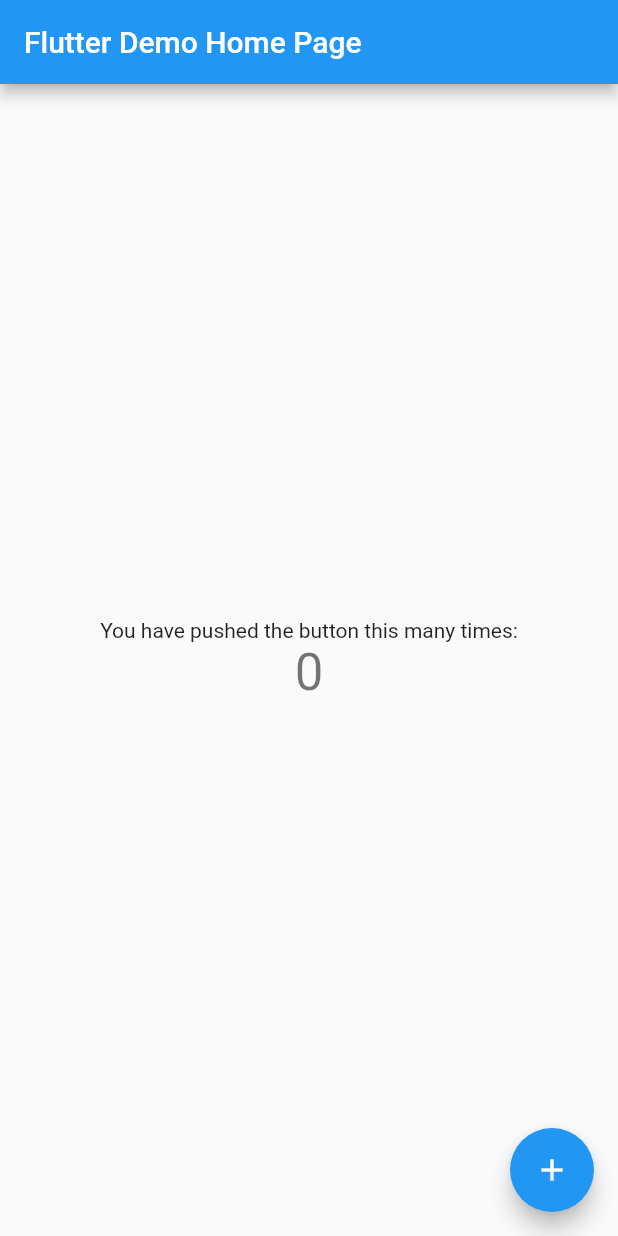
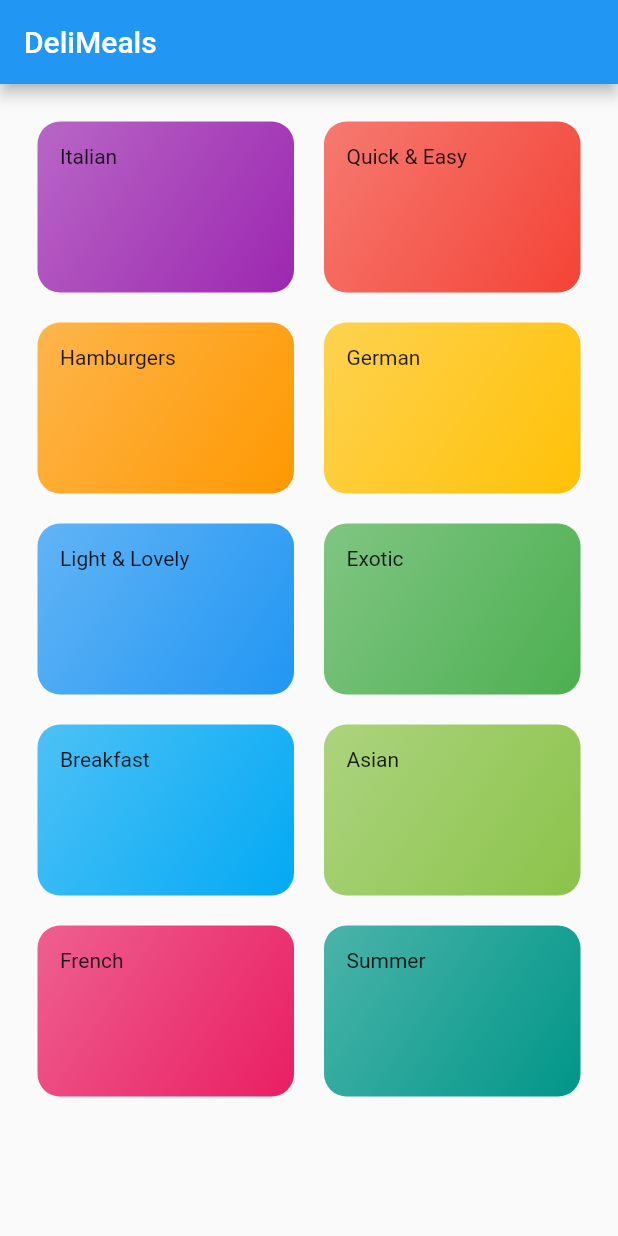
Before and after one commit to Alpha2Chris14/mealApp, a Flutter app: the screen it shows after launch, on a phone screen of 412 x 824 dp. Run offline on Flutter 3.47's test engine with Material 2 defaults, Android fonts, the phone set to English and light mode, and no system bars.

Commit message:
finish creating my first screen 'Categories Screen' with grid view

```diff
--- /dev/null
+++ b/lib/categories_screen.dart
@@ -0,0 +1,28 @@
+import 'package:flutter/material.dart';
+import 'package:mealapp/category_item.dart';
+import './dummy_data.dart';
+
+class CategoriesScreen extends StatelessWidget {
+  const CategoriesScreen({super.key});
+
+  @override
+  Widget build(BuildContext context) {
+    return Scaffold(
+      appBar: AppBar(title: const Text("DeliMeals")),
+      body: GridView(
+        padding: const EdgeInsets.all(25),
+        gridDelegate: const SliverGridDelegateWithMaxCrossAxisExtent(
+          maxCrossAxisExtent: 200,
+          childAspectRatio: 3 / 2,
+          crossAxisSpacing: 20,
+          mainAxisSpacing: 20,
+        ),
+        children: DUMMY_CATEGORIES
+            .map(
+              (catData) => CategoryItem(catData.title, catData.color),
+            )
+            .toList(),
+      ),
+    );
+  }
+}
--- /dev/null
+++ b/lib/category_item.dart
@@ -0,0 +1,29 @@
+import 'package:flutter/material.dart';
+
+class CategoryItem extends StatelessWidget {
+  final String title;
+  final Color color;
+
+  CategoryItem(
+    this.title,
+    this.color,
+  );
+
+  @override
+  Widget build(BuildContext context) {
+    return Container(
+      padding: const EdgeInsets.all(15),
+      decoration: BoxDecoration(
+          gradient: LinearGradient(
+            colors: [
+              color.withOpacity(0.7),
+              color,
+            ],
+            begin: Alignment.topLeft,
+            end: Alignment.bottomRight,
+          ),
+          borderRadius: BorderRadius.circular(15)),
+      child: Text(title),
+    );
+  }
+}
--- /dev/null
+++ b/lib/dummy_data.dart
@@ -0,0 +1,55 @@
+import 'package:flutter/material.dart';
+import './models/category.dart';
+
+const DUMMY_CATEGORIES = [
+  Category(
+    id: 'c1',
+    title: 'Italian',
+    color: Colors.purple,
+  ),
+  Category(
+    id: 'c2',
+    title: 'Quick & Easy',
+    color: Colors.red,
+  ),
+  Category(
+    id: 'c3',
+    title: 'Hamburgers',
+    color: Colors.orange,
+  ),
+  Category(
+    id: 'c4',
+    title: 'German',
+    color: Colors.amber,
+  ),
+  Category(
+    id: 'c5',
+    title: 'Light & Lovely',
+    color: Colors.blue,
+  ),
+  Category(
+    id: 'c6',
+    title: 'Exotic',
+    color: Colors.green,
+  ),
+  Category(
+    id: 'c7',
+    title: 'Breakfast',
+    color: Colors.lightBlue,
+  ),
+  Category(
+    id: 'c8',
+    title: 'Asian',
+    color: Colors.lightGreen,
+  ),
+  Category(
+    id: 'c9',
+    title: 'French',
+    color: Colors.pink,
+  ),
+  Category(
+    id: 'c10',
+    title: 'Summer',
+    color: Colors.teal,
+  ),
+];
--- a/lib/main.dart
+++ b/lib/main.dart
@@ -1,4 +1,5 @@
 import 'package:flutter/material.dart';
+import 'package:mealapp/categories_screen.dart';
 
 void main() {
   runApp(const MyApp());
@@ -13,103 +14,9 @@
     return MaterialApp(
       title: 'Flutter Demo',
       theme: ThemeData(
-        // This is the theme of your application.
-        //
-        // Try running your application with "flutter run". You'll see the
-        // application has a blue toolbar. Then, without quitting the app, try
-        // changing the primarySwatch below to Colors.green and then invoke
-        // "hot reload" (press "r" in the console where you ran "flutter run",
-        // or simply save your changes to "hot reload" in a Flutter IDE).
-        // Notice that the counter didn't reset back to zero; the application
-        // is not restarted.
         primarySwatch: Colors.blue,
       ),
-      home: const MyHomePage(title: 'Flutter Demo Home Page'),
+      home: CategoriesScreen(),
     );
   }
 }
-
-class MyHomePage extends StatefulWidget {
-  const MyHomePage({super.key, required this.title});
-
-  // This widget is the home page of your application. It is stateful, meaning
-  // that it has a State object (defined below) that contains fields that affect
-  // how it looks.
-
-  // This class is the configuration for the state. It holds the values (in this
-  // case the title) provided by the parent (in this case the App widget) and
-  // used by the build method of the State. Fields in a Widget subclass are
-  // always marked "final".
-
-  final String title;
-
-  @override
-  State<MyHomePage> createState() => _MyHomePageState();
-}
-
-class _MyHomePageState extends State<MyHomePage> {
-  int _counter = 0;
-
-  void _incrementCounter() {
-    setState(() {
-      // This call to setState tells the Flutter framework that something has
-      // changed in this State, which causes it to rerun the build method below
-      // so that the display can reflect the updated values. If we changed
-      // _counter without calling setState(), then the build method would not be
-      // called again, and so nothing would appear to happen.
-      _counter++;
-    });
-  }
-
-  @override
-  Widget build(BuildContext context) {
-    // This method is rerun every time setState is called, for instance as done
-    // by the _incrementCounter method above.
-    //
-    // The Flutter framework has been optimized to make rerunning build methods
-    // fast, so that you can just rebuild anything that needs updating rather
-    // than having to individually change instances of widgets.
-    return Scaffold(
-      appBar: AppBar(
-        // Here we take the value from the MyHomePage object that was created by
-        // the App.build method, and use it to set our appbar title.
-        title: Text(widget.title),
-      ),
-      body: Center(
-        // Center is a layout widget. It takes a single child and positions it
-        // in the middle of the parent.
-        child: Column(
-          // Column is also a layout widget. It takes a list of children and
-          // arranges them vertically. By default, it sizes itself to fit its
-          // children horizontally, and tries to be as tall as its parent.
-          //
-          // Invoke "debug painting" (press "p" in the console, choose the
-          // "Toggle Debug Paint" action from the Flutter Inspector in Android
-          // Studio, or the "Toggle Debug Paint" command in Visual Studio Code)
-          // to see the wireframe for each widget.
-          //
-          // Column has various properties to control how it sizes itself and
-          // how it positions its children. Here we use mainAxisAlignment to
-          // center the children vertically; the main axis here is the vertical
-          // axis because Columns are vertical (the cross axis would be
-          // horizontal).
-          mainAxisAlignment: MainAxisAlignment.center,
-          children: <Widget>[
-            const Text(
-              'You have pushed the button this many times:',
-            ),
-            Text(
-              '$_counter',
-              style: Theme.of(context).textTheme.headline4,
-            ),
-          ],
-        ),
-      ),
-      floatingActionButton: FloatingActionButton(
-        onPressed: _incrementCounter,
-        tooltip: 'Increment',
-        child: const Icon(Icons.add),
-      ), // This trailing comma makes auto-formatting nicer for build methods.
-    );
-  }
-}
--- /dev/null
+++ b/lib/models/category.dart
@@ -0,0 +1,13 @@
+import 'package:flutter/material.dart';
+
+class Category {
+  final String id;
+  final String title;
+  final Color color;
+
+  const Category({
+    required this.id,
+    required this.title,
+    this.color = Colors.red,
+  });
+}
```
